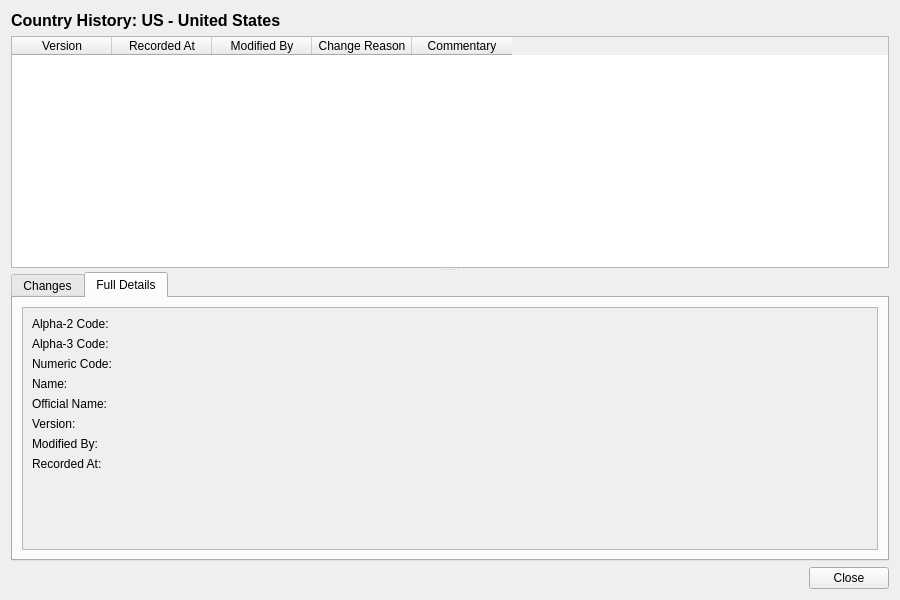
The window that projects/ores.qt/refdata/ui/CountryHistoryDialog.ui (OreStudio/OreStudio) describes before a commit, drawn with Qt 5.
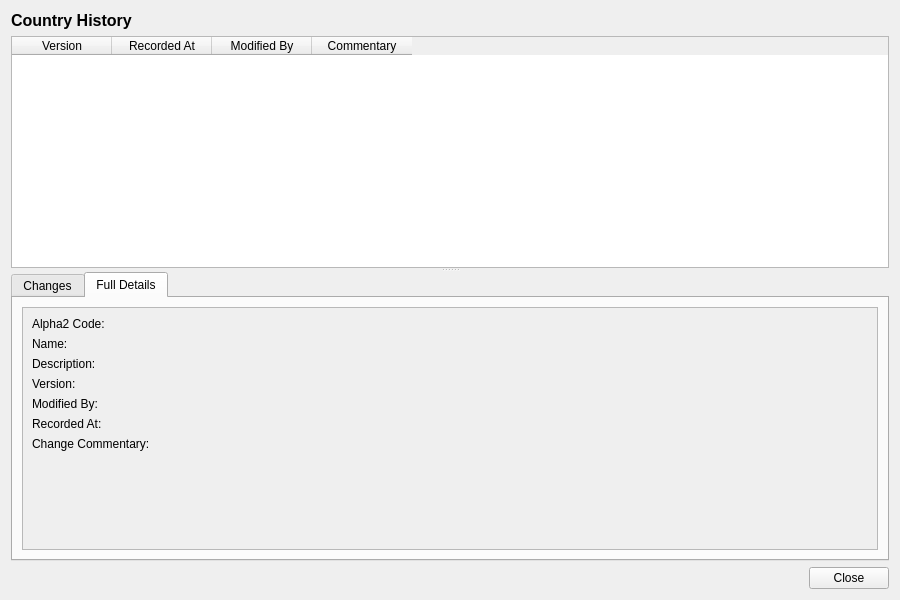
The same window after the commit. The open tabs and pages were chosen to show the change.

Commit message:
[ores.qt] Sync Qt codegen output for country
Regenerate all 12 Qt files for country via compass codegen entity generate
--profile qt. Disk files predated the template; template output accepted
as canonical (matches the pattern used by all other commissioned entities).

What changed in the file:
```diff
--- a/projects/ores.qt/refdata/ui/CountryHistoryDialog.ui
+++ b/projects/ores.qt/refdata/ui/CountryHistoryDialog.ui
@@ -23,7 +23,7 @@
       </font>
      </property>
      <property name="text">
-      <string>Country History: US - United States</string>
+      <string>Country History</string>
      </property>
     </widget>
    </item>
@@ -66,11 +66,6 @@
         <string>Modified By</string>
        </property>
       </column>
-      <column>
-       <property name="text">
-        <string>Change Reason</string>
-       </property>
-      </column>
       <column>
        <property name="text">
         <string>Commentary</string>
@@ -157,7 +152,7 @@
                <item row="0" column="0">
                 <widget class="QLabel" name="alpha2CodeLabel">
                  <property name="text">
-                  <string>Alpha-2 Code:</string>
+                  <string>Alpha2 Code:</string>
                  </property>
                 </widget>
                </item>
@@ -169,14 +164,14 @@
                 </widget>
                </item>
                <item row="1" column="0">
-                <widget class="QLabel" name="alpha3CodeLabel">
+                <widget class="QLabel" name="nameLabel">
                  <property name="text">
-                  <string>Alpha-3 Code:</string>
+                  <string>Name:</string>
                  </property>
                 </widget>
                </item>
                <item row="1" column="1">
-                <widget class="QLabel" name="alpha3CodeValue">
+                <widget class="QLabel" name="nameValue">
                  <property name="text">
                   <string/>
                  </property>
@@ -185,7 +180,7 @@
                <item row="2" column="0">
                 <widget class="QLabel" name="numericCodeLabel">
                  <property name="text">
-                  <string>Numeric Code:</string>
+                  <string>Description:</string>
                  </property>
                 </widget>
                </item>
@@ -194,78 +189,70 @@
                  <property name="text">
                   <string/>
                  </property>
+                 <property name="wordWrap">
+                  <bool>true</bool>
+                 </property>
                 </widget>
                </item>
                <item row="3" column="0">
-                <widget class="QLabel" name="nameLabel">
-                 <property name="text">
-                  <string>Name:</string>
-                 </property>
-                </widget>
-               </item>
-               <item row="3" column="1">
-                <widget class="QLabel" name="nameValue">
-                 <property name="text">
-                  <string/>
-                 </property>
-                </widget>
-               </item>
-               <item row="4" column="0">
-                <widget class="QLabel" name="officialNameLabel">
-                 <property name="text">
-                  <string>Official Name:</string>
-                 </property>
-                </widget>
-               </item>
-               <item row="4" column="1">
-                <widget class="QLabel" name="officialNameValue">
-                 <property name="text">
-                  <string/>
-                 </property>
-                </widget>
-               </item>
-               <item row="5" column="0">
                 <widget class="QLabel" name="versionNumberLabel">
                  <property name="text">
                   <string>Version:</string>
                  </property>
                 </widget>
                </item>
-               <item row="5" column="1">
+               <item row="3" column="1">
                 <widget class="QLabel" name="versionNumberValue">
                  <property name="text">
                   <string/>
                  </property>
                 </widget>
                </item>
-               <item row="6" column="0">
+               <item row="4" column="0">
                 <widget class="QLabel" name="modifiedByLabel">
                  <property name="text">
                   <string>Modified By:</string>
                  </property>
                 </widget>
                </item>
-               <item row="6" column="1">
+               <item row="4" column="1">
                 <widget class="QLabel" name="modifiedByValue">
                  <property name="text">
                   <string/>
                  </property>
                 </widget>
                </item>
-               <item row="7" column="0">
+               <item row="5" column="0">
                 <widget class="QLabel" name="recordedAtLabel">
                  <property name="text">
                   <string>Recorded At:</string>
                  </property>
                 </widget>
                </item>
-               <item row="7" column="1">
+               <item row="5" column="1">
                 <widget class="QLabel" name="recordedAtValue">
                  <property name="text">
                   <string/>
                  </property>
                 </widget>
                </item>
+               <item row="6" column="0">
+                <widget class="QLabel" name="changeCommentaryLabel">
+                 <property name="text">
+                  <string>Change Commentary:</string>
+                 </property>
+                </widget>
+               </item>
+               <item row="6" column="1">
+                <widget class="QLabel" name="changeCommentaryValue">
+                 <property name="text">
+                  <string/>
+                 </property>
+                 <property name="wordWrap">
+                  <bool>true</bool>
+                 </property>
+                </widget>
+               </item>
               </layout>
              </widget>
             </widget>
```
Left out of the diff: 8 changed lines with no effect on the pictures. The commit also changes 11 other files.
